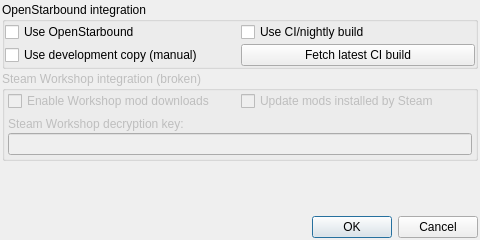
Above: multibound2/settingswindow.ui from zetaPRIME/MultiBound2 before the change. Below: the same form after it.
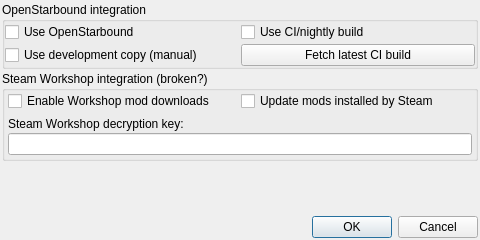
That is the form after the change.

The edit to the form file:
```diff
--- a/multibound2/settingswindow.ui
+++ b/multibound2/settingswindow.ui
@@ -88,11 +88,8 @@
    </item>
    <item>
     <widget class="QGroupBox" name="groupSteamcmd">
-     <property name="enabled">
-      <bool>false</bool>
-     </property>
      <property name="title">
-      <string>Steam Workshop integration (broken)</string>
+      <string>Steam Workshop integration (broken?)</string>
      </property>
      <layout class="QGridLayout" name="gridLayout_2">
       <property name="leftMargin">
```
